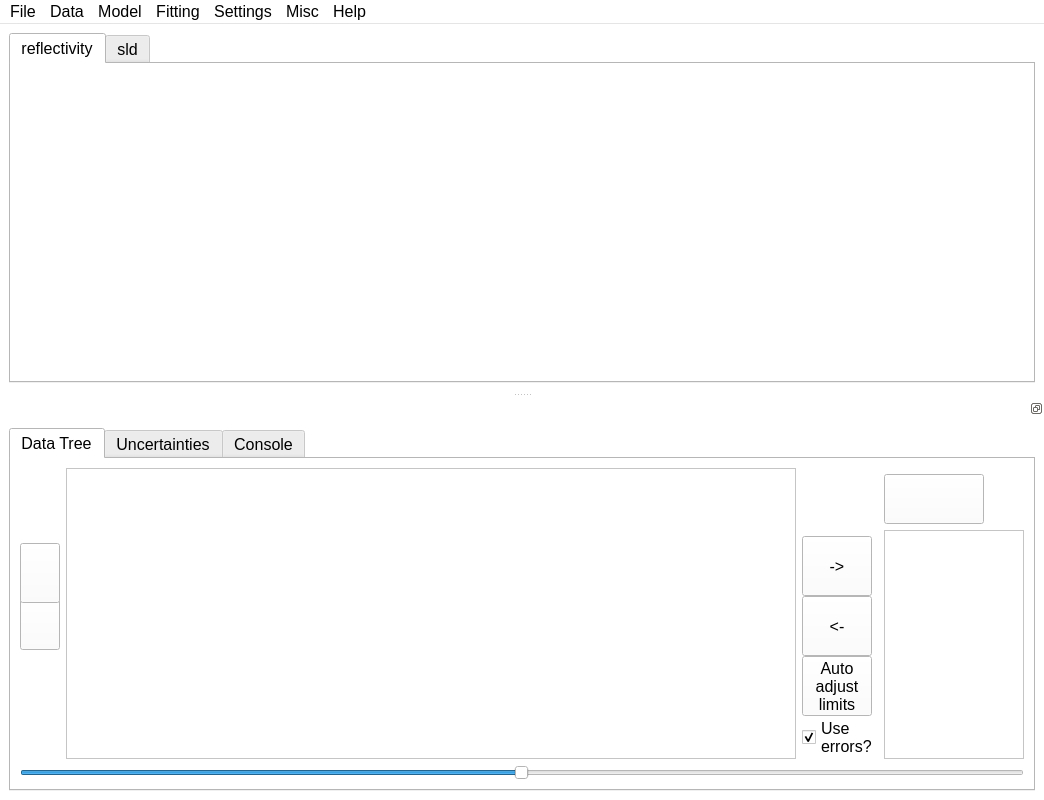
This is refnx/reflect/_app/ui/motofit.ui in refnx/refnx as Qt 5 draws it before an edit. The edited form follows.
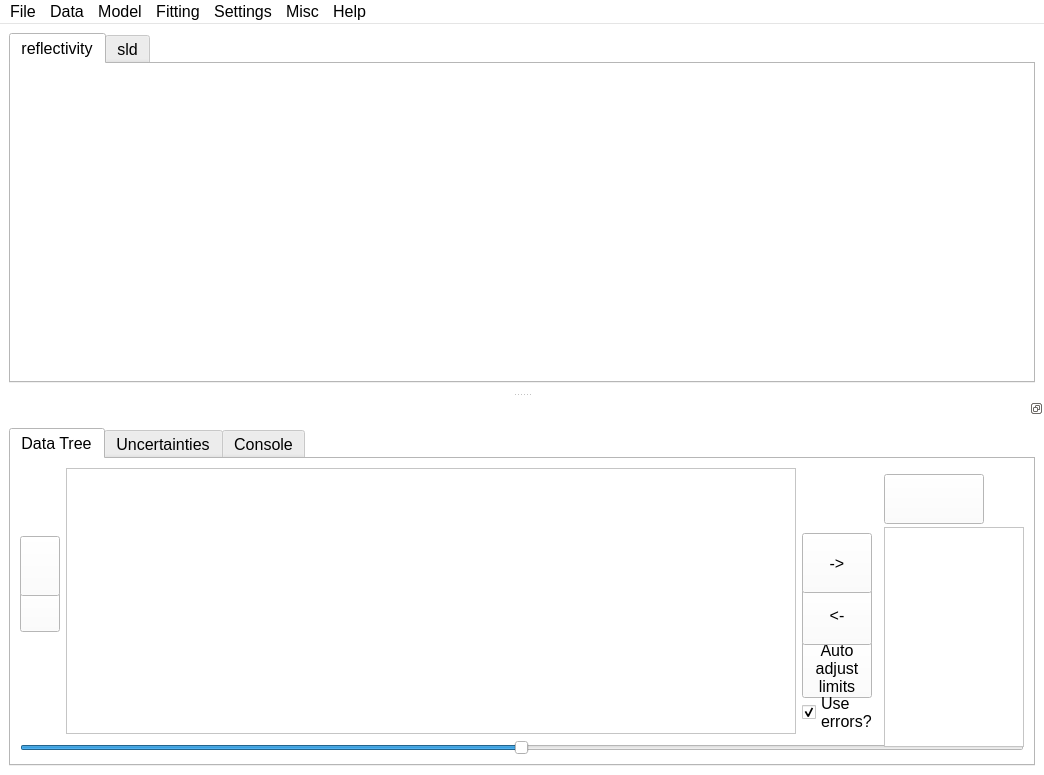
This is the edited form. Icons and pictures are not drawn.

Commit message: ENH: tablewidget for Spline dialog

```diff
--- a/refnx/reflect/_app/ui/motofit.ui
+++ b/refnx/reflect/_app/ui/motofit.ui
@@ -7,7 +7,7 @@
     <x>0</x>
     <y>0</y>
     <width>1044</width>
-    <height>800</height>
+    <height>775</height>
    </rect>
   </property>
   <property name="sizePolicy">
```
The commit also changes 4 other files.
